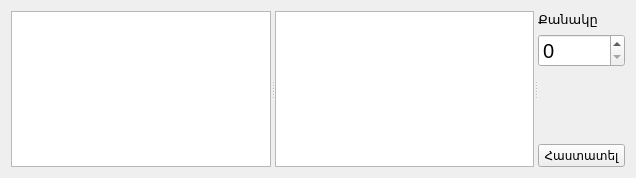
Before: the Qt Designer form src/storeexplorer.ui in ADCompany/AD-Farm, drawn with Qt 5.
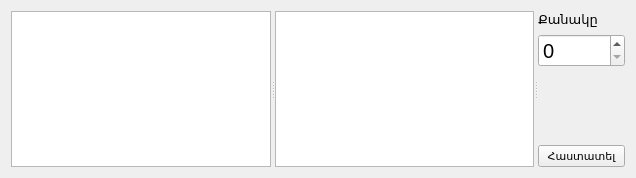
After: the same form once the commit is applied. Icons and pictures are not drawn.

The edit to the form file:
```diff
--- a/src/storeexplorer.ui
+++ b/src/storeexplorer.ui
@@ -86,6 +86,11 @@
          <property name="enabled">
           <bool>true</bool>
          </property>
+         <property name="font">
+          <font>
+           <pointsize>8</pointsize>
+          </font>
+         </property>
          <property name="text">
           <string>Հաստատել</string>
          </property>
@@ -95,8 +100,8 @@
          </property>
          <property name="iconSize">
           <size>
-           <width>20</width>
-           <height>20</height>
+           <width>16</width>
+           <height>16</height>
           </size>
          </property>
          <property name="autoDefault">
```
Left out of the diff: 2 changed lines with no effect on the pictures.
